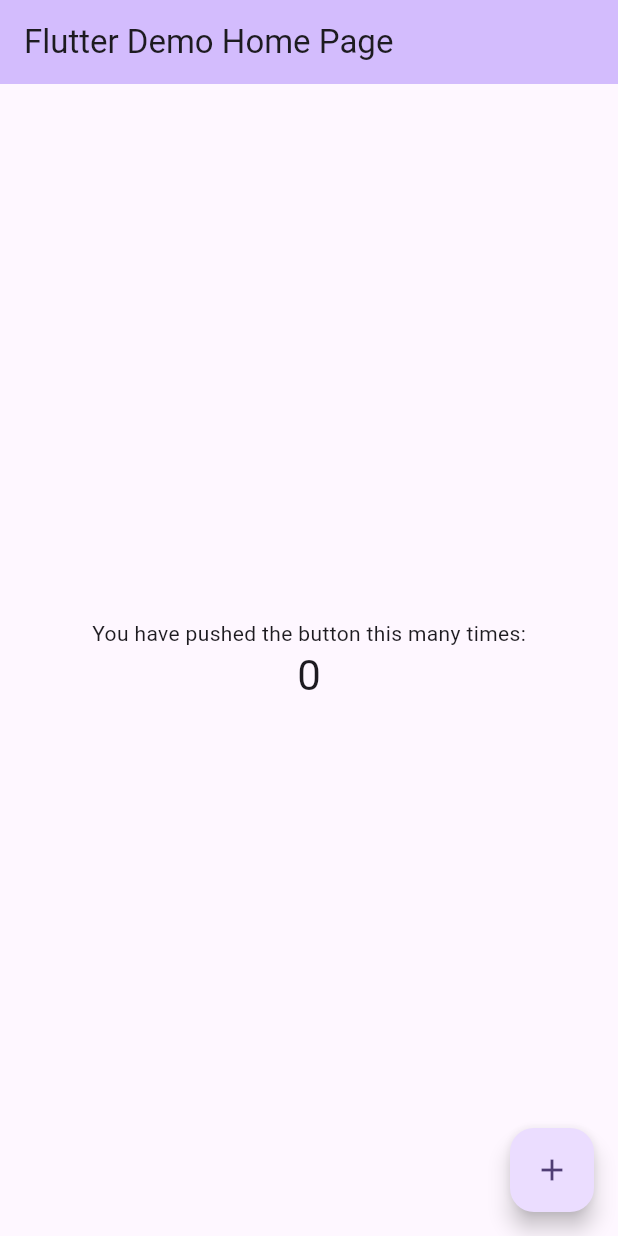
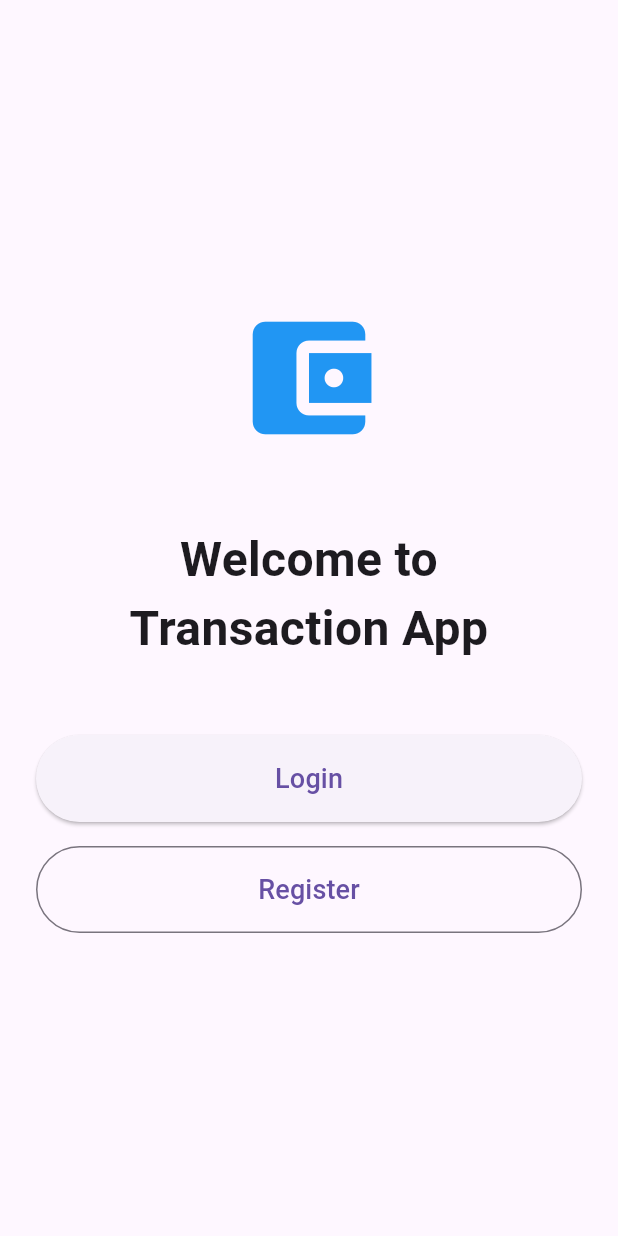
Before and after one commit to okothvientrevor/ChapCash, a Flutter app: the screen it shows after launch, on a phone screen of 412 x 824 dp. Run offline on Flutter 3.47's test engine with Material 3 defaults, Android fonts, the phone set to English and light mode, and no system bars; our stand-ins replace get, get_storage.

Commit message:
frontend: Added landing, login, register and home screens plus auth controller

```diff
--- a/frontend/chapcash/lib/main.dart
+++ b/frontend/chapcash/lib/main.dart
@@ -1,4 +1,7 @@
 import 'package:flutter/material.dart';
+import 'package:get/get.dart';
+import 'routes/app_pages.dart';
+import 'routes/app_routes.dart';
 
 void main() {
   runApp(const MyApp());
@@ -7,119 +10,16 @@ void main() {
 class MyApp extends StatelessWidget {
   const MyApp({super.key});
 
-  // This widget is the root of your application.
   @override
   Widget build(BuildContext context) {
-    return MaterialApp(
-      title: 'Flutter Demo',
+    return GetMaterialApp(
+      title: 'Transaction App',
       theme: ThemeData(
-        // This is the theme of your application.
-        //
-        // TRY THIS: Try running your application with "flutter run". You'll see
-        // the application has a purple toolbar. Then, without quitting the app,
-        // try changing the seedColor in the colorScheme below to Colors.green
-        // and then invoke "hot reload" (save your changes or press the "hot
-        // reload" button in a Flutter-supported IDE, or press "r" if you used
-        // the command line to start the app).
-        //
-        // Notice that the counter didn't reset back to zero; the application
-        // state is not lost during the reload. To reset the state, use hot
-        // restart instead.
-        //
-        // This works for code too, not just values: Most code changes can be
-        // tested with just a hot reload.
-        colorScheme: ColorScheme.fromSeed(seedColor: Colors.deepPurple),
+        primarySwatch: Colors.blue,
         useMaterial3: true,
       ),
-      home: const MyHomePage(title: 'Flutter Demo Home Page'),
+      initialRoute: AppRoutes.LANDING,
+      getPages: AppPages.pages,
     );
   }
 }
-
-class MyHomePage extends StatefulWidget {
-  const MyHomePage({super.key, required this.title});
-
-  // This widget is the home page of your application. It is stateful, meaning
-  // that it has a State object (defined below) that contains fields that affect
-  // how it looks.
-
-  // This class is the configuration for the state. It holds the values (in this
-  // case the title) provided by the parent (in this case the App widget) and
-  // used by the build method of the State. Fields in a Widget subclass are
-  // always marked "final".
-
-  final String title;
-
-  @override
-  State<MyHomePage> createState() => _MyHomePageState();
-}
-
-class _MyHomePageState extends State<MyHomePage> {
-  int _counter = 0;
-
-  void _incrementCounter() {
-    setState(() {
-      // This call to setState tells the Flutter framework that something has
-      // changed in this State, which causes it to rerun the build method below
-      // so that the display can reflect the updated values. If we changed
-      // _counter without calling setState(), then the build method would not be
-      // called again, and so nothing would appear to happen.
-      _counter++;
-    });
-  }
-
-  @override
-  Widget build(BuildContext context) {
-    // This method is rerun every time setState is called, for instance as done
-    // by the _incrementCounter method above.
-    //
-    // The Flutter framework has been optimized to make rerunning build methods
-    // fast, so that you can just rebuild anything that needs updating rather
-    // than having to individually change instances of widgets.
-    return Scaffold(
-      appBar: AppBar(
-        // TRY THIS: Try changing the color here to a specific color (to
-        // Colors.amber, perhaps?) and trigger a hot reload to see the AppBar
-        // change color while the other colors stay the same.
-        backgroundColor: Theme.of(context).colorScheme.inversePrimary,
-        // Here we take the value from the MyHomePage object that was created by
-        // the App.build method, and use it to set our appbar title.
-        title: Text(widget.title),
-      ),
-      body: Center(
-        // Center is a layout widget. It takes a single child and positions it
-        // in the middle of the parent.
-        child: Column(
-          // Column is also a layout widget. It takes a list of children and
-          // arranges them vertically. By default, it sizes itself to fit its
-          // children horizontally, and tries to be as tall as its parent.
-          //
-          // Column has various properties to control how it sizes itself and
-          // how it positions its children. Here we use mainAxisAlignment to
-          // center the children vertically; the main axis here is the vertical
-          // axis because Columns are vertical (the cross axis would be
-          // horizontal).
-          //
-          // TRY THIS: Invoke "debug painting" (choose the "Toggle Debug Paint"
-          // action in the IDE, or press "p" in the console), to see the
-          // wireframe for each widget.
-          mainAxisAlignment: MainAxisAlignment.center,
-          children: <Widget>[
-            const Text(
-              'You have pushed the button this many times:',
-            ),
-            Text(
-              '$_counter',
-              style: Theme.of(context).textTheme.headlineMedium,
-            ),
-          ],
-        ),
-      ),
-      floatingActionButton: FloatingActionButton(
-        onPressed: _incrementCounter,
-        tooltip: 'Increment',
-        child: const Icon(Icons.add),
-      ), // This trailing comma makes auto-formatting nicer for build methods.
-    );
-  }
-}
--- /dev/null
+++ b/frontend/chapcash/lib/routes/app_pages.dart
@@ -0,0 +1,34 @@
+import 'package:chapcash/routes/app_routes.dart';
+import 'package:get/get.dart';
+import '../screens/landing_screen.dart';
+import '../screens/login_screen.dart';
+import '../screens/register_screen.dart';
+import '../screens/home_screen.dart';
+import '../controllers/auth_controller.dart';
+
+class AppPages {
+  static final pages = [
+    GetPage(
+      name: AppRoutes.LANDING,
+      page: () => const LandingScreen(),
+    ),
+    GetPage(
+      name: AppRoutes.LOGIN,
+      page: () => const LoginScreen(),
+      binding: BindingsBuilder(() {
+        Get.lazyPut<AuthController>(() => AuthController());
+      }),
+    ),
+    GetPage(
+      name: AppRoutes.REGISTER,
+      page: () => const RegisterScreen(),
+      binding: BindingsBuilder(() {
+        Get.lazyPut<AuthController>(() => AuthController());
+      }),
+    ),
+    GetPage(
+      name: AppRoutes.HOME,
+      page: () => const HomeScreen(),
+    ),
+  ];
+}
--- /dev/null
+++ b/frontend/chapcash/lib/routes/app_routes.dart
@@ -0,0 +1,6 @@
+abstract class AppRoutes {
+  static const LANDING = '/';
+  static const LOGIN = '/login';
+  static const REGISTER = '/register';
+  static const HOME = '/home';
+}
--- /dev/null
+++ b/frontend/chapcash/lib/screens/landing_screen.dart
@@ -0,0 +1,54 @@
+import 'package:flutter/material.dart';
+import 'package:get/get.dart';
+import '../routes/app_routes.dart';
+
+class LandingScreen extends StatelessWidget {
+  const LandingScreen({super.key});
+
+  @override
+  Widget build(BuildContext context) {
+    return Scaffold(
+      body: SafeArea(
+        child: Padding(
+          padding: const EdgeInsets.all(24.0),
+          child: Column(
+            mainAxisAlignment: MainAxisAlignment.center,
+            crossAxisAlignment: CrossAxisAlignment.stretch,
+            children: [
+              const Icon(
+                Icons.account_balance_wallet,
+                size: 100,
+                color: Colors.blue,
+              ),
+              const SizedBox(height: 48),
+              const Text(
+                'Welcome to\nTransaction App',
+                style: TextStyle(
+                  fontSize: 32,
+                  fontWeight: FontWeight.bold,
+                ),
+                textAlign: TextAlign.center,
+              ),
+              const SizedBox(height: 48),
+              ElevatedButton(
+                onPressed: () => Get.toNamed(AppRoutes.LOGIN),
+                style: ElevatedButton.styleFrom(
+                  padding: const EdgeInsets.all(16),
+                ),
+                child: const Text('Login', style: TextStyle(fontSize: 18)),
+              ),
+              const SizedBox(height: 16),
+              OutlinedButton(
+                onPressed: () => Get.toNamed(AppRoutes.REGISTER),
+                style: OutlinedButton.styleFrom(
+                  padding: const EdgeInsets.all(16),
+                ),
+                child: const Text('Register', style: TextStyle(fontSize: 18)),
+              ),
+            ],
+          ),
+        ),
+      ),
+    );
+  }
+}
--- a/frontend/chapcash/pubspec.yaml
+++ b/frontend/chapcash/pubspec.yaml
@@ -34,6 +34,9 @@ dependencies:
   # The following adds the Cupertino Icons font to your application.
   # Use with the CupertinoIcons class for iOS style icons.
   cupertino_icons: ^1.0.8
+  get: ^4.6.6
+  http: ^1.2.2
+  get_storage: ^2.1.1
 
 dev_dependencies:
   flutter_test:
```
Also changed, not shown: frontend/chapcash/lib/controllers/auth_controller.dart (added, +90 -0 lines), frontend/chapcash/lib/screens/home_screen.dart (added, +40 -0 lines), frontend/chapcash/lib/screens/login_screen.dart (added, +102 -0 lines), frontend/chapcash/lib/screens/register_screen.dart (added, +126 -0 lines), frontend/chapcash/pubspec.lock, 2 other files.
